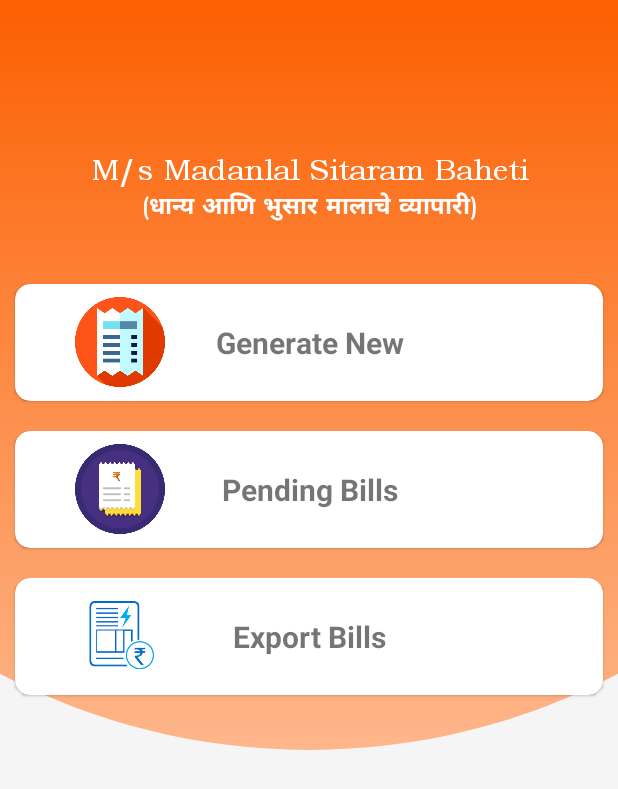
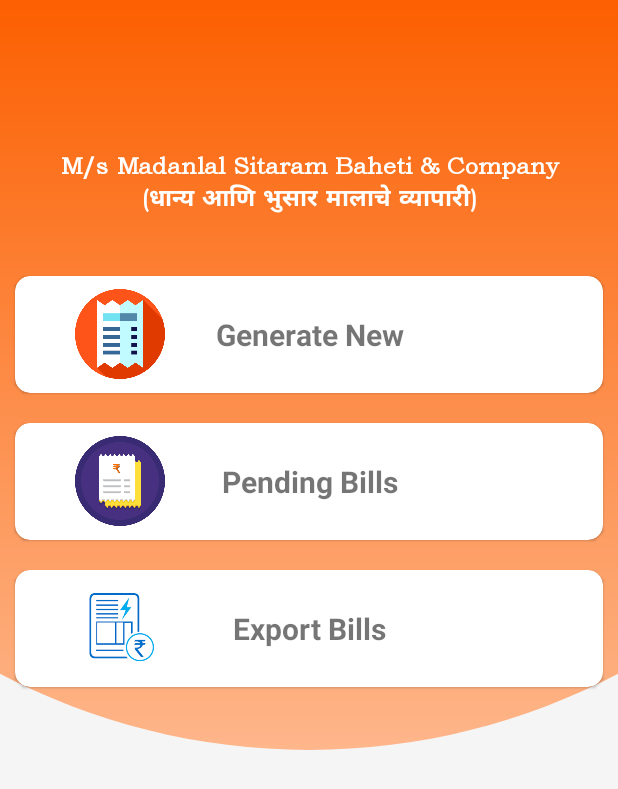
Before and after one commit to RGC1092/Baheti-Kitrana, an Android app: the screen it shows after launch (BaseActivity), on a phone screen of 412 x 824 dp. Shown: the top 789 px of the screen. Run offline under Robolectric (Android 15) with nearby library versions, the phone set to English and light mode, and no system bars; libraries missing offline, so code that uses them is left out: jxl.write.

Commit message:
Application Complete

```diff
--- a/app/src/main/res/layout/activity_base.xml
+++ b/app/src/main/res/layout/activity_base.xml
@@ -22,14 +22,15 @@
             android:id="@+id/txtLogo"
             android:layout_width="match_parent"
             android:layout_height="wrap_content"
-            android:layout_marginLeft="@dimen/dimension40dp"
+            android:layout_marginLeft="@dimen/dimension10dp"
             android:layout_marginTop="@dimen/dimension100dp"
-            android:layout_marginRight="@dimen/dimension40dp"
+            android:layout_marginRight="@dimen/dimension10dp"
             android:fontFamily="@font/bookos_bold"
             android:gravity="center"
-            android:text="M/s Madanlal Sitaram Baheti"
+            android:textStyle="bold"
+            android:text="M/s Madanlal Sitaram Baheti &amp; Company"
             android:textColor="@color/colorWhite"
-            android:textSize="@dimen/dimension20dp" />
+            android:textSize="@dimen/dimension16dp" />
 
         <TextView
             android:id="@+id/txtName"
--- a/app/src/main/res/layout/activity_create_new_bill.xml
+++ b/app/src/main/res/layout/activity_create_new_bill.xml
@@ -94,7 +94,7 @@
                     android:hint="Customer Name"
                     android:maxLines="1"
                     android:imeOptions="actionNext"
-                    android:inputType="text"
+                    android:inputType="textCapSentences"
                     android:maxLength="30"
                     android:padding="@dimen/dimension10dp" />
             </com.google.android.material.textfield.TextInputLayout>
@@ -110,7 +110,7 @@
                     android:layout_height="wrap_content"
                     android:layout_margin="@dimen/dimension5dp"
                     android:hint="Address"
-                    android:inputType="text"
+                    android:inputType="textCapSentences"
                     android:imeOptions="actionNext"
                     android:maxLength="50"
                     android:maxLines="1"
--- a/app/src/main/res/layout/activity_inovice.xml
+++ b/app/src/main/res/layout/activity_inovice.xml
@@ -25,9 +25,9 @@
             android:paddingLeft="@dimen/dimension20dp"
             android:paddingTop="@dimen/dimension20dp"
             android:paddingRight="@dimen/dimension20dp"
-            android:text="M/s Madanlal Sitaram Baheti"
+            android:text="M/s Madanlal Sitaram Baheti &amp; Company"
             android:textColor="@color/colorPrimaryDark"
-            android:textSize="@dimen/dimension18dp"
+            android:textSize="@dimen/dimension16dp"
             android:textStyle="bold" />
 
         <TextView
@@ -428,7 +428,7 @@
                         android:layout_height="wrap_content"
                         android:fontFamily="@font/open_sans_regular"
                         android:paddingLeft="@dimen/dimension2dp"
-                        android:text="Payable Amount in Figure :"
+                        android:text="Payable Amount in Words :"
                         android:textColor="@color/colorBlack"
                         android:textSize="@dimen/dimension10dp"
                         android:textStyle="bold" />
--- a/app/src/main/res/layout/activity_splash.xml
+++ b/app/src/main/res/layout/activity_splash.xml
@@ -16,9 +16,9 @@
         android:gravity="center"
         android:paddingLeft="@dimen/dimension20dp"
         android:paddingRight="@dimen/dimension20dp"
-        android:text="M/s Madanlal Sitaram Baheti"
+        android:text="M/s Madanlal Sitaram Baheti &amp; Company"
         android:textColor="@color/colorWhite"
-        android:textSize="@dimen/dimension20dp"
+        android:textSize="@dimen/dimension18dp"
         android:textStyle="bold" />
 
     <TextView
--- a/app/src/main/res/layout/activity_update_bill.xml
+++ b/app/src/main/res/layout/activity_update_bill.xml
@@ -94,7 +94,7 @@
                     android:hint="Customer Name"
                     android:maxLines="1"
                     android:imeOptions="actionNext"
-                    android:inputType="text"
+                    android:inputType="textCapSentences"
                     android:maxLength="30"
                     android:padding="@dimen/dimension10dp" />
             </com.google.android.material.textfield.TextInputLayout>
@@ -110,7 +110,7 @@
                     android:layout_height="wrap_content"
                     android:layout_margin="@dimen/dimension5dp"
                     android:hint="Address"
-                    android:inputType="text"
+                    android:inputType="textCapSentences"
                     android:imeOptions="actionNext"
                     android:maxLength="50"
                     android:maxLines="1"
--- a/app/src/main/res/layout/activity_update_inovice.xml
+++ b/app/src/main/res/layout/activity_update_inovice.xml
@@ -25,9 +25,9 @@
             android:paddingLeft="@dimen/dimension20dp"
             android:paddingTop="@dimen/dimension20dp"
             android:paddingRight="@dimen/dimension20dp"
-            android:text="M/s Madanlal Sitaram Baheti"
+            android:text="M/s Madanlal Sitaram Baheti &amp; Company"
             android:textColor="@color/colorPrimaryDark"
-            android:textSize="@dimen/dimension18dp"
+            android:textSize="@dimen/dimension16dp"
             android:textStyle="bold" />
 
         <TextView
@@ -428,7 +428,7 @@
                         android:layout_height="wrap_content"
                         android:fontFamily="@font/open_sans_regular"
                         android:paddingLeft="@dimen/dimension2dp"
-                        android:text="Payable Amount in Figure :"
+                        android:text="Payable Amount in Words :"
                         android:textColor="@color/colorBlack"
                         android:textSize="@dimen/dimension10dp"
                         android:textStyle="bold" />
```
Also changed, not shown: app/src/main/java/com/shiva/bahetikirana/Activity/Inovice.java (+17 -7 lines), app/src/main/java/com/shiva/bahetikirana/Activity/UpdateInovice.java (+10 -10 lines).
